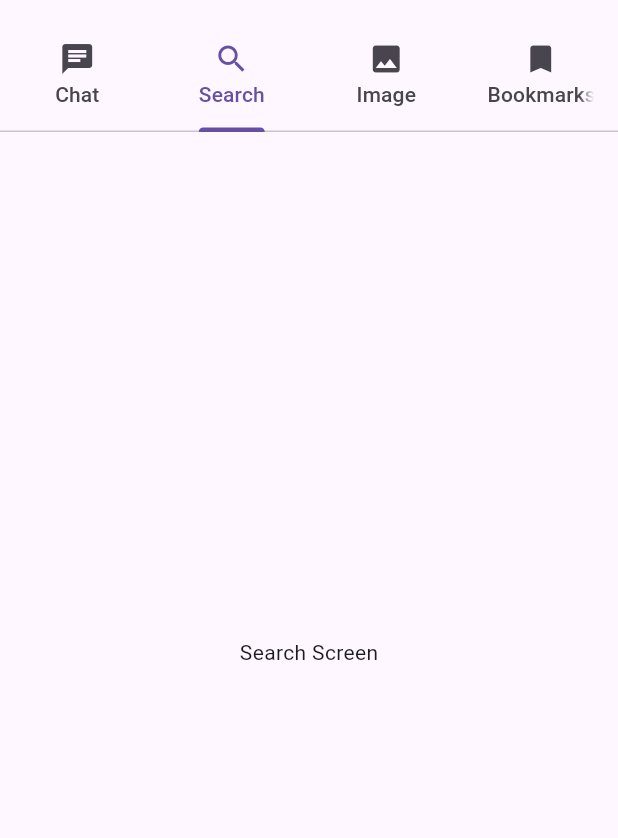
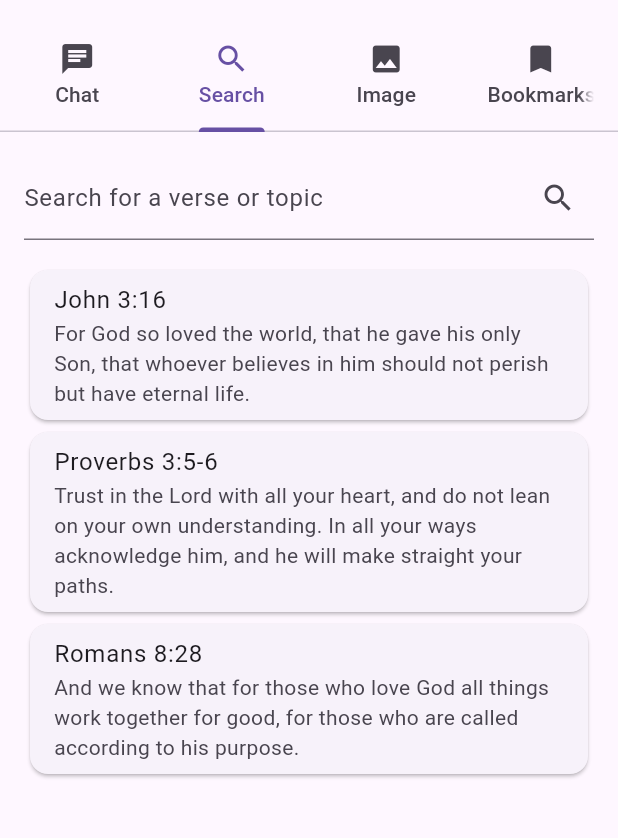
Before and after one commit to hubert-pro/AI-Bible-Companion, a Flutter app: the screen it shows after launch, tab 2 chosen, on a phone screen of 412 x 824 dp, the part 63-901 px from its top. Run offline on Flutter 3.47's test engine with Material 3 defaults, Android fonts, the phone set to English and light mode, and no system bars.

Commit message:
feat: Implement Search screen UI
Implement the UI for the Search screen. This includes a `TextField` for user input and a `ListView` populated with mocked Bible verse data. The `SearchScreen` widget has been moved to its own file (`lib/search_screen.dart`) for better project organization.

```diff
--- a/lib/main.dart
+++ b/lib/main.dart
@@ -1,4 +1,5 @@
 import 'package:flutter/material.dart';
+import 'package:ai_bible_companion/search_screen.dart';
 
 void main() {
   runApp(const AIBibleCompanion());
@@ -81,16 +82,6 @@ class ChatScreen extends StatelessWidget {
   }
 }
 
-class SearchScreen extends StatelessWidget {
-  const SearchScreen({Key? key}) : super(key: key);
-
-  @override
-  Widget build(BuildContext context) {
-    return const Center(
-      child: Text('Search Screen'),
-    );
-  }
-}
 
 class ImageScreen extends StatelessWidget {
   const ImageScreen({Key? key}) : super(key: key);
--- /dev/null
+++ b/lib/search_screen.dart
@@ -0,0 +1,69 @@
+import 'package:flutter/material.dart';
+
+class SearchScreen extends StatefulWidget {
+  const SearchScreen({Key? key}) : super(key: key);
+
+  @override
+  State<SearchScreen> createState() => _SearchScreenState();
+}
+
+class _SearchScreenState extends State<SearchScreen> {
+  final TextEditingController _searchController = TextEditingController();
+  final List<Map<String, String>> _searchResults = [
+    {
+      'reference': 'John 3:16',
+      'text':
+          'For God so loved the world, that he gave his only Son, that whoever believes in him should not perish but have eternal life.'
+    },
+    {
+      'reference': 'Proverbs 3:5-6',
+      'text':
+          'Trust in the Lord with all your heart, and do not lean on your own understanding. In all your ways acknowledge him, and he will make straight your paths.'
+    },
+    {
+      'reference': 'Romans 8:28',
+      'text':
+          'And we know that for those who love God all things work together for good, for those who are called according to his purpose.'
+    },
+  ];
+
+  @override
+  Widget build(BuildContext context) {
+    return Scaffold(
+      body: Padding(
+        padding: const EdgeInsets.all(16.0),
+        child: Column(
+          children: [
+            TextField(
+              controller: _searchController,
+              decoration: InputDecoration(
+                labelText: 'Search for a verse or topic',
+                suffixIcon: IconButton(
+                  icon: const Icon(Icons.search),
+                  onPressed: () {
+                    // TODO: Implement search functionality
+                  },
+                ),
+              ),
+            ),
+            const SizedBox(height: 16.0),
+            Expanded(
+              child: ListView.builder(
+                itemCount: _searchResults.length,
+                itemBuilder: (context, index) {
+                  final verse = _searchResults[index];
+                  return Card(
+                    child: ListTile(
+                      title: Text(verse['reference']!),
+                      subtitle: Text(verse['text']!),
+                    ),
+                  );
+                },
+              ),
+            ),
+          ],
+        ),
+      ),
+    );
+  }
+}
```
